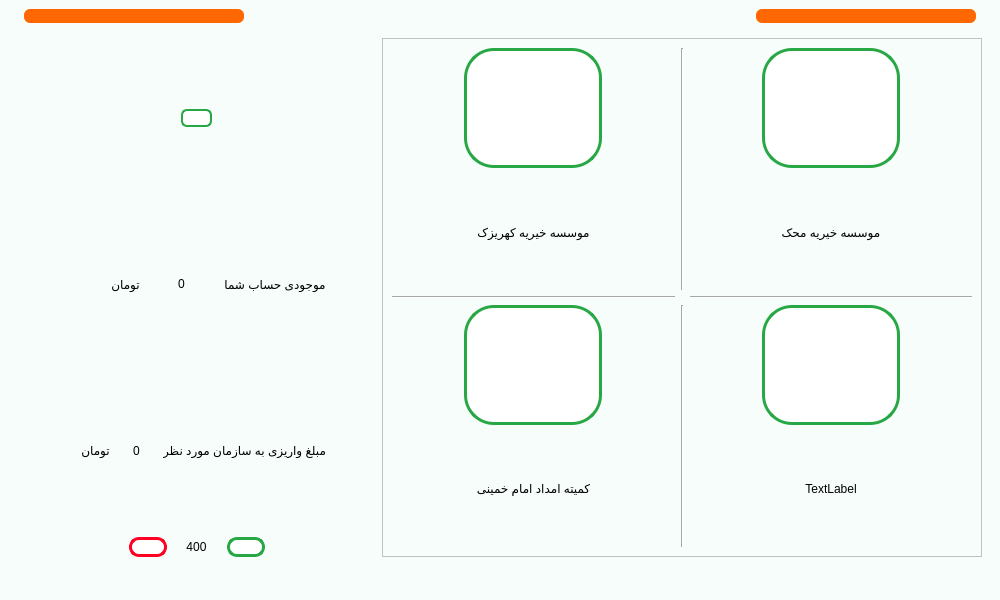
Above: main.ui from Farazist/raspberrypi-app before the change. Below: the same form after it.
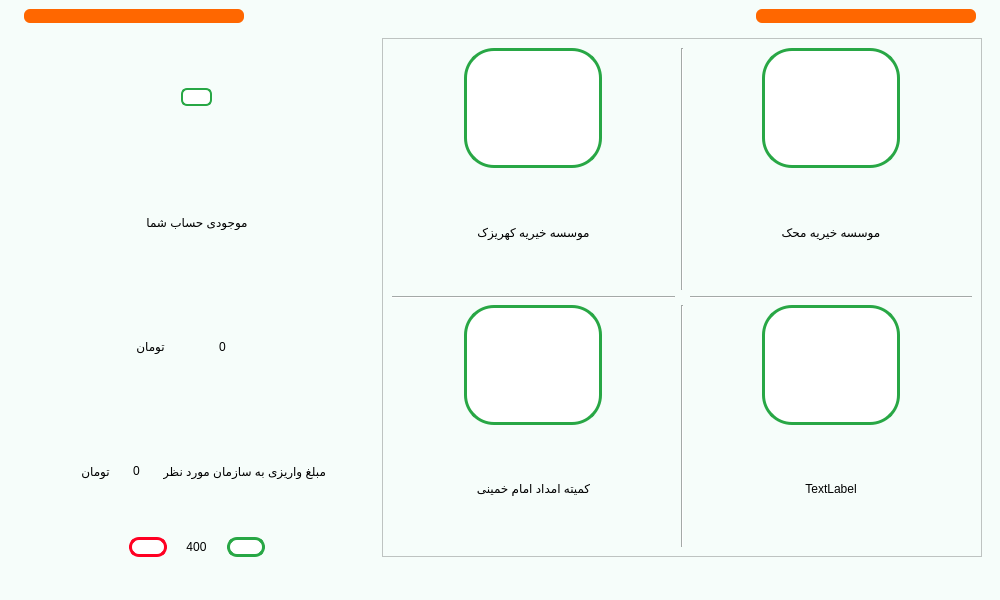
That is the form after the change. The open tabs and pages were chosen to show the change. Icons and pictures are not drawn.

Commit message: edit charity stack

Diff of the .ui file:
```diff
--- a/main.ui
+++ b/main.ui
@@ -4209,7 +4209,31 @@
           </item>
           <item>
            <layout class="QHBoxLayout" name="horizontalLayout_27">
-            <item alignment="Qt::AlignRight|Qt::AlignVCenter">
+            <item alignment="Qt::AlignHCenter|Qt::AlignVCenter">
+             <widget class="QLabel" name="label_17">
+              <property name="styleSheet">
+               <string notr="true">font: 26pt &quot;IRANSans&quot;;
+color:#000000;</string>
+              </property>
+              <property name="text">
+               <string>موجودی حساب شما</string>
+              </property>
+              <property name="alignment">
+               <set>Qt::AlignCenter</set>
+              </property>
+             </widget>
+            </item>
+           </layout>
+          </item>
+          <item>
+           <layout class="QHBoxLayout" name="horizontalLayout_36">
+            <property name="leftMargin">
+             <number>50</number>
+            </property>
+            <property name="rightMargin">
+             <number>70</number>
+            </property>
+            <item alignment="Qt::AlignHCenter|Qt::AlignVCenter">
              <widget class="QLabel" name="label_23">
               <property name="styleSheet">
                <string notr="true">font: 26pt &quot;IRANSans&quot;;
@@ -4237,20 +4261,6 @@
               </property>
              </widget>
             </item>
-            <item alignment="Qt::AlignHCenter|Qt::AlignVCenter">
-             <widget class="QLabel" name="label_17">
-              <property name="styleSheet">
-               <string notr="true">font: 26pt &quot;IRANSans&quot;;
-color:#000000;</string>
-              </property>
-              <property name="text">
-               <string>موجودی حساب شما</string>
-              </property>
-              <property name="alignment">
-               <set>Qt::AlignCenter</set>
-              </property>
-             </widget>
-            </item>
            </layout>
           </item>
           <item>
```
Left out of the diff: 2 changed lines with no effect on the pictures.
